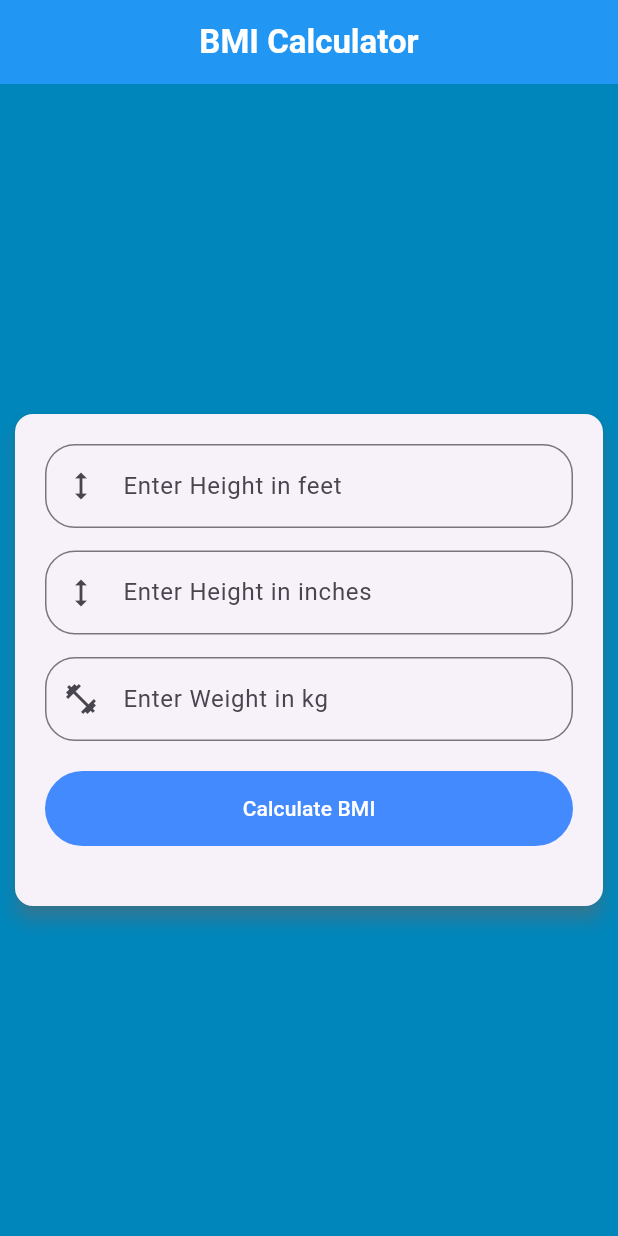
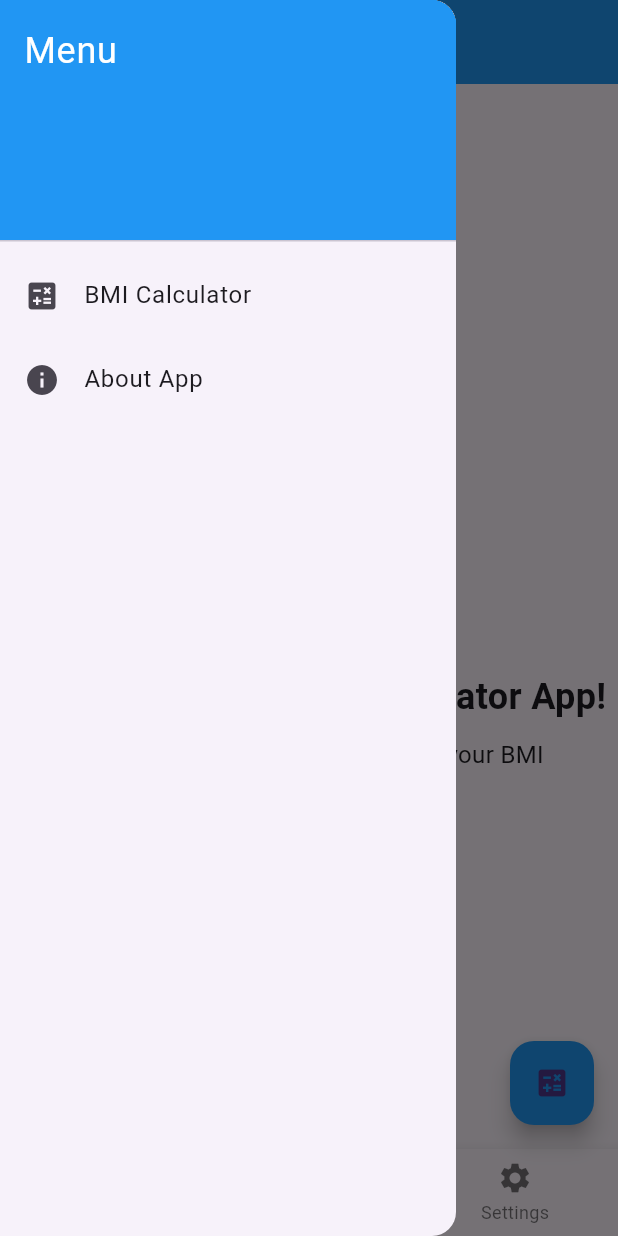
Before and after one commit to SanjidaBegumPoli/bmi_calculator_1069, a Flutter app: the screen it shows after launch, with the side drawer open (before the commit the screen has no drawer), on a phone screen of 412 x 824 dp. Run offline on Flutter 3.47's test engine with Material 3 defaults, Android fonts, the phone set to English and light mode, and no system bars.

Commit message:
calculator added

```diff
--- /dev/null
+++ b/lib/home_page.dart
@@ -0,0 +1,142 @@
+import 'package:flutter/material.dart';
+import 'bmi_calculator.dart';
+
+class HomePage extends StatefulWidget {
+  const HomePage({super.key});
+
+  @override
+  State<HomePage> createState() => _HomePageState();
+}
+
+class _HomePageState extends State<HomePage> {
+  int _selectedIndex = 0;
+
+  final List<Widget> _pages = [
+    Column(
+      mainAxisAlignment: MainAxisAlignment.center,
+      children: [
+        // Logo Image
+        Image.asset(
+          'assests/images/bmicalculator.png',
+          width: 120,
+          height: 120,
+        ),
+        const SizedBox(height: 20),
+
+        // Welcome Text
+        const Text(
+          'Welcome to the BMI Calculator App!',
+          style: TextStyle(fontSize: 24, fontWeight: FontWeight.bold),
+          textAlign: TextAlign.center,
+        ),
+        const SizedBox(height: 10),
+        const Text(
+          'Tap the button below to calculate your BMI',
+          style: TextStyle(fontSize: 16),
+          textAlign: TextAlign.center,
+        ),
+      ],
+    ),
+    const Center(
+      child: Text(
+        'Patient Profile\n(Name, Age, Gender, etc.)',
+        textAlign: TextAlign.center,
+        style: TextStyle(fontSize: 20),
+      ),
+    ),
+    const Center(
+      child: Text(
+        'Settings\n(Theme, Language, Notifications)',
+        textAlign: TextAlign.center,
+        style: TextStyle(fontSize: 20),
+      ),
+    ),
+  ];
+
+  void _onItemTapped(int index) {
+    setState(() {
+      _selectedIndex = index;
+    });
+  }
+
+  void _openBMICalculator() {
+    Navigator.push(
+      context,
+      MaterialPageRoute(builder: (context) => const BmiCalculator()),
+    );
+  }
+
+  @override
+  Widget build(BuildContext context) {
+    return Scaffold(
+      appBar: AppBar(
+        title: const Text('Health App'),
+        centerTitle: true,
+        backgroundColor: Colors.blue,
+      ),
+      drawer: Drawer(
+        child: ListView(
+          padding: EdgeInsets.zero,
+          children: [
+            const DrawerHeader(
+              decoration: BoxDecoration(color: Colors.blue),
+              child: Text(
+                'Menu',
+                style: TextStyle(color: Colors.white, fontSize: 24),
+              ),
+            ),
+            ListTile(
+              leading: const Icon(Icons.calculate),
+              title: const Text('BMI Calculator'),
+              onTap: _openBMICalculator,
+            ),
+            ListTile(
+              leading: const Icon(Icons.info),
+              title: const Text('About App'),
+              onTap: () {
+                showDialog(
+                  context: context,
+                  builder: (ctx) => AlertDialog(
+                    title: const Text('About'),
+                    content: const Text('This is a simple BMI Calculator app.'),
+                    actions: [
+                      TextButton(
+                        onPressed: () => Navigator.pop(ctx),
+                        child: const Text('OK'),
+                      ),
+                    ],
+                  ),
+                );
+              },
+            ),
+          ],
+        ),
+      ),
+      body: Center(child: _pages[_selectedIndex]),
+      bottomNavigationBar: BottomNavigationBar(
+        currentIndex: _selectedIndex,
+        selectedItemColor: Colors.blue,
+        onTap: _onItemTapped,
+        items: const [
+          BottomNavigationBarItem(
+            icon: Icon(Icons.home),
+            label: 'Home',
+          ),
+          BottomNavigationBarItem(
+            icon: Icon(Icons.person),
+            label: 'Profile',
+          ),
+          BottomNavigationBarItem(
+            icon: Icon(Icons.settings),
+            label: 'Settings',
+          ),
+        ],
+      ),
+      floatingActionButton: FloatingActionButton(
+        onPressed: _openBMICalculator,
+        backgroundColor: Colors.blue,
+        child: const Icon(Icons.calculate),
+      ),
+    );
+  }
+}
--- a/lib/main.dart
+++ b/lib/main.dart
@@ -1,20 +1,19 @@
 import 'package:flutter/material.dart';
-import 'bmi_calculator.dart';
+import 'home_page.dart';
 
 void main() {
   runApp(const MyApp());
 }
 
-class MyApp extends StatelessWidget
-{
+class MyApp extends StatelessWidget {
   const MyApp({super.key});
 
   @override
   Widget build(BuildContext context) {
     return const MaterialApp(
       title: "BMI Calculator",
-      home: BmiCalculator(),
+      debugShowCheckedModeBanner: false,
+      home: HomePage(),
     );
-
   }
 }
```
Also changed, not shown: pubspec.yaml (+7 -25 lines), assests/images/bmicalculator.png (added).
